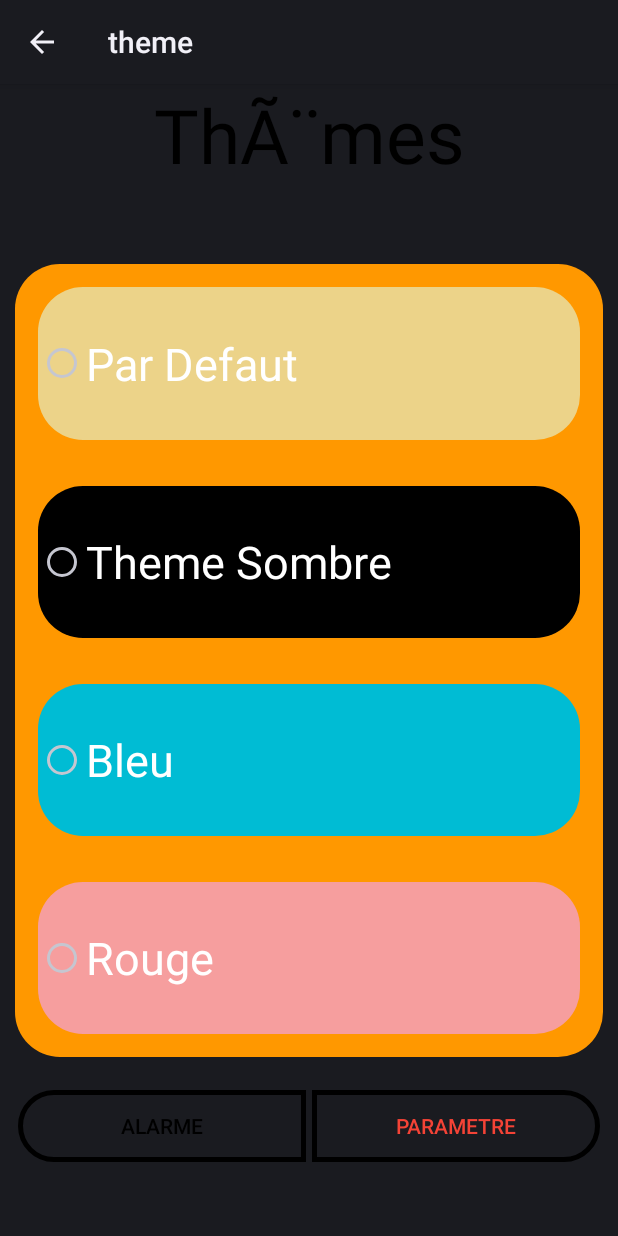
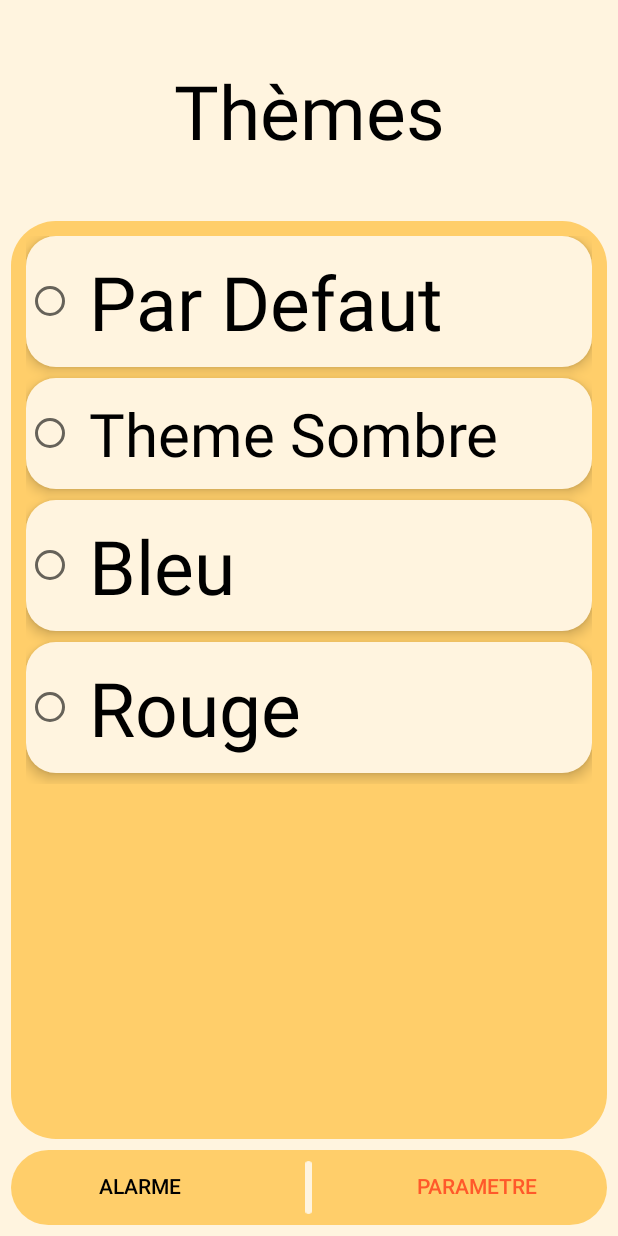
Before and after one commit to MathisDurand/projet_alarme_8INF257, an Android app: the ChangeThemeActivity screen opened directly, with no data from a screen before it, on a phone screen of 412 x 824 dp. Run offline under Robolectric (Android 15) with nearby library versions, the phone set to English and light mode, and no system bars.

Commit message:
Correction erreur xml + changement page thème

```diff
--- a/app/src/main/AndroidManifest.xml
+++ b/app/src/main/AndroidManifest.xml
@@ -24,12 +24,13 @@
         android:icon="@mipmap/ic_launcher"
         android:label="@string/app_name"
         android:roundIcon="@mipmap/ic_launcher_round"
-        android:supportsRtl="true">
+        android:supportsRtl="true"
+        android:theme="@style/Theme.Projet_alarme_8INF257">
         <activity
             android:name=".MainActivity"
             android:label="oui"
             android:exported="true"
-            android:theme="@style/Theme.Projet_Android_8INF257">
+>
             <intent-filter>
                 <action android:name="android.intent.action.MAIN" />
 
--- a/app/src/main/res/layout/changetheme.xml
+++ b/app/src/main/res/layout/changetheme.xml
@@ -7,83 +7,121 @@
         android:id="@+id/BackgroundLL"
         android:layout_width="match_parent"
         android:layout_height="match_parent"
-        android:orientation="vertical">
+        android:orientation="vertical"
+        android:background="@xml/font">
         <TextView
             android:id="@+id/TitleTheme"
             style="@style/TitleTheme"
+            android:text="Thèmes"
+            android:layout_width="match_parent"
+            android:layout_height="wrap_content"
+            android:padding="40dp"
+            android:gravity="center"
+            android:textSize="50dp">
+
+        </TextView>
+        <ScrollView
+            android:layout_width="match_parent"
+            android:layout_height="wrap_content"
+            android:layout_marginHorizontal="7dp"
+            android:layout_marginBottom="7dp"
+            android:layout_weight="2"
+            android:background="@xml/arrondi_principal"
+            android:padding="10dp">
+        <RadioGroup
+            android:id="@+id/RadioGroupTheme"
             android:layout_width="match_parent"
             android:layout_height="match_parent"
-            android:layout_weight="6"
-            android:text="ThÃ¨mes"></TextView>
-        <RadioGroup
-            android:id="@+id/RadioGroupTheme"
-            android:background="@drawable/rounded_borders"
-            style="@style/RadioGroupTheme"
-            android:layout_width="match_parent"
-            android:layout_height="match_parent"
-            android:orientation="vertical"
-            android:layout_weight="2">
+            android:orientation="vertical">
             <RadioButton
                 android:id="@+id/RadioButton1"
-                style="@style/ButtonRadio1"
-                android:background="@drawable/rounded_borders"
+                android:text="Par Defaut"
                 android:layout_width="match_parent"
-                android:layout_height="match_parent"
-                android:layout_weight="1"
-                android:text="Par Defaut"></RadioButton>
+                android:layout_height="wrap_content"
+                android:layout_weight="50"
+                android:textSize="50dip"
+                android:background="@xml/contenu"
+                android:padding="10dp"
+                android:elevation="5dp"
+                android:layout_marginBottom="7dp"></RadioButton>
             <RadioButton
                 android:id="@+id/RadioButton2"
-                style="@style/ButtonRadio2"
-                android:background="@drawable/rounded_borders"
+                android:text="Theme Sombre"
+
                 android:layout_width="match_parent"
-                android:layout_height="match_parent"
-                android:layout_weight="1"
-                android:text="Theme Sombre"></RadioButton>
+                android:layout_height="wrap_content"
+                android:layout_weight="50"
+                android:textSize="40dip"
+                android:background="@xml/contenu"
+                android:padding="10dp"
+                android:elevation="5dp"
+                android:layout_marginBottom="7dp"></RadioButton>
             <RadioButton
                 android:id="@+id/RadioButton3"
-                style="@style/ButtonRadio3"
-                android:background="@drawable/rounded_borders"
+                android:text="Bleu"
                 android:layout_width="match_parent"
-                android:layout_height="match_parent"
-                android:layout_weight="1"
-                android:text="Bleu"></RadioButton>
+                android:layout_height="wrap_content"
+                android:layout_weight="50"
+                android:textSize="50dip"
+                android:background="@xml/contenu"
+                android:padding="10dp"
+                android:elevation="5dp"
+                android:layout_marginBottom="7dp"
+                ></RadioButton>
             <RadioButton
                 android:id="@+id/RadioButton4"
-                style="@style/ButtonRadio4"
-                android:background="@drawable/rounded_borders"
-                android:layout_width="match_parent"
-                android:layout_height="match_parent"
-                android:layout_weight="1"
-                android:text="Rouge"></RadioButton>
-        </RadioGroup>
-
-        <LinearLayout
-            android:id="@+id/ButtonTheme"
-            android:layout_width="match_parent"
-            android:layout_height="match_parent"
-            android:layout_weight="6"
-            android:orientation="horizontal"
-            style="@style/RadioGroupTheme">
-
-            <Button
-                android:id="@+id/ButtonTheme1"
-                style="@style/buttonBottom"
-                android:textColor="@color/black"
-                android:background="@drawable/rounded_border_left"
+                android:text="Rouge"
                 android:layout_width="match_parent"
                 android:layout_height="wrap_content"
-                android:layout_weight="1"
-                android:text="Alarme"></Button>
-
+                android:layout_weight="50"
+                android:textSize="50dip"
+                android:background="@xml/contenu"
+                android:padding="10dp"
+                android:elevation="5dp"
+                android:layout_marginBottom="7dp"></RadioButton>
+        </RadioGroup>
+        </ScrollView>
+        <LinearLayout
+            android:layout_width="match_parent"
+            android:layout_height="50dp"
+            android:background="@xml/menu_arrondi"
+            android:orientation="horizontal"
+            android:layout_marginLeft="7dp"
+            android:layout_marginRight="7dp"
+            android:layout_marginBottom="7dp"
+            android:layout_marginTop="0dp"
+            android:layout_gravity="end"
+            android:paddingTop="0dp"
+            >
             <Button
-                android:id="@+id/ButtonTheme2"
-                style="@style/buttonBottom"
-                android:textColor="#F44336"
-                android:background="@drawable/rounded_border_right"
-                android:layout_width="match_parent"
+                android:layout_width="130dp"
                 android:layout_height="wrap_content"
                 android:layout_weight="1"
-                android:text="Parametre"></Button>
+                android:text="Alarme"
+                android:textColor="#000000"
+                android:onClick="alarme"
+                android:background="#00363636">
+
+            </Button>
+            <ImageView
+                android:layout_width="wrap_content"
+                android:layout_height="wrap_content"
+                android:paddingTop="7dp"
+                android:paddingBottom="7dp"
+                android:src="@drawable/ic_barre_menu"
+                android:layout_weight="1"
+                >
+
+            </ImageView>
+            <Button
+                android:layout_width="130dp"
+                android:layout_height="wrap_content"
+                android:text="Parametre"
+                android:textColor="#FF592A"
+                android:layout_weight="1"
+                android:background="#00363636">
+
+            </Button>
         </LinearLayout>
     </LinearLayout>
 </androidx.constraintlayout.widget.ConstraintLayout>
--- a/app/src/main/res/values-night/themes.xml
+++ b/app/src/main/res/values-night/themes.xml
@@ -1,6 +1,6 @@
 <resources xmlns:tools="http://schemas.android.com/tools">
     <!-- Base application theme. -->
-    <style name="Theme.Projet_alarme_8INF257" parent="Theme.MaterialComponents.DayNight.DarkActionBar">
+    <style name="Theme.Projet_alarme_8INF257" parent="Theme.MaterialComponents.DayNight.NoActionBar">
         <!-- Primary brand color. -->
         <item name="colorPrimary">@color/purple_200</item>
         <item name="colorPrimaryVariant">@color/purple_700</item>
--- a/app/src/main/res/values/themes.xml
+++ b/app/src/main/res/values/themes.xml
@@ -1,6 +1,6 @@
 <resources xmlns:tools="http://schemas.android.com/tools">
     <!-- Base application theme. -->
-    <style name="Theme.Projet_alarme_8INF257" parent="Theme.MaterialComponents.DayNight.DarkActionBar">
+    <style name="Theme.Projet_alarme_8INF257" parent="Theme.MaterialComponents.DayNight.NoActionBar">
         <!-- Primary brand color. -->
         <item name="colorPrimary">@color/purple_500</item>
         <item name="colorPrimaryVariant">@color/purple_700</item>
@@ -14,32 +14,18 @@
         <!-- Customize your theme here. -->
     </style>
 
-    <style name="Theme.Projet_Android_8INF257" parent="Theme.MaterialComponents.DayNight.NoActionBar">
-        <!-- Primary brand color. -->
-        <item name="colorPrimary">@color/theme_default_secondaire</item>
-        <item name="colorPrimaryVariant">@color/theme_default_secondaire</item>
-        <item name="colorOnPrimary">@color/white</item>
-        <!-- Secondary brand color. -->
-        <item name="colorSecondary">@color/teal_200</item>
-        <item name="colorSecondaryVariant">@color/teal_700</item>
-        <item name="colorOnSecondary">@color/black</item>
-        <!-- Status bar color. -->
-        <item name="android:statusBarColor" tools:targetApi="l">?attr/colorPrimaryVariant</item>
-        <!-- Customize your theme here. -->
-
-    </style>
-    <style name="Theme.Projet_Android_8INF257.couleurprimaire" parent="Theme.MaterialComponents.DayNight.NoActionBar">
+    <style name="Theme.Projet_alarme_8INF257.couleurprimaire" parent="Theme.MaterialComponents.DayNight.NoActionBar">
         <item name="android:color">@color/theme_default_principal</item>
     </style>
 
-    <style name="Theme.Projet_Android_8INF257.couleursecondaire" parent="Theme.MaterialComponents.DayNight.NoActionBar">
+    <style name="Theme.Projet_alarme_8INF257.couleursecondaire" parent="Theme.MaterialComponents.DayNight.NoActionBar">
         <item name="android:color">@color/theme_default_secondaire</item>
     </style>
 
-    <style name="Theme.Projet_Android_8INF257.couleurtexte" parent="Theme.MaterialComponents.DayNight.NoActionBar">
+    <style name="Theme.Projet_alarme_8INF257.couleurtexte" parent="Theme.MaterialComponents.DayNight.NoActionBar">
         <item name="android:color">@color/theme_default_texte</item>
     </style>
-<style name="Theme.LanguagePage" parent="Theme.MaterialComponents.DayNight.DarkActionBar">
+<style name="Theme.LanguagePage" parent="Theme.MaterialComponents.DayNight.NoActionBar">
         <!-- Primary brand color. -->
         <item name="colorPrimary">@color/purple_500</item>
         <item name="colorPrimaryVariant">@color/purple_700</item>
--- a/app/src/main/res/xml/arrondi_principal.xml
+++ b/app/src/main/res/xml/arrondi_principal.xml
@@ -1,5 +1,5 @@
 <?xml version="1.0" encoding="utf-8"?>
 <shape xmlns:android="http://schemas.android.com/apk/res/android">
-    <solid android:color="@style/Theme.Projet_Android_8INF257.couleurprimaire" />
+    <solid android:color="#ffce6a" />
     <corners android:radius="30dp" />
 </shape>
--- a/app/src/main/res/xml/boutonplus.xml
+++ b/app/src/main/res/xml/boutonplus.xml
@@ -1,6 +1,6 @@
 <?xml version="1.0" encoding="utf-8"?>
 <shape xmlns:android="http://schemas.android.com/apk/res/android"
     android:shape="rectangle">
-    <solid android:color="@style/Theme.Projet_Android_8INF257.couleursecondaire" />
+    <solid android:color="#ffce6a" />
     <corners android:radius="30dp" />
 </shape>
--- a/app/src/main/res/xml/boutonsave.xml
+++ b/app/src/main/res/xml/boutonsave.xml
@@ -1,6 +1,6 @@
 <?xml version="1.0" encoding="utf-8"?>
 <shape xmlns:android="http://schemas.android.com/apk/res/android"
     android:shape="rectangle">
-    <solid android:color="@style/Theme.Projet_Android_8INF257.couleurtexte" />
+    <solid android:color="#FF842A" />
     <corners android:radius="30dp" />
 </shape>
--- a/app/src/main/res/xml/contenu.xml
+++ b/app/src/main/res/xml/contenu.xml
@@ -1,6 +1,6 @@
 <?xml version="1.0" encoding="utf-8"?>
 <shape xmlns:android="http://schemas.android.com/apk/res/android"
     android:shape="rectangle">
-    <solid android:color="@style/Theme.Projet_Android_8INF257.couleursecondaire" />
+    <solid android:color="#FFF4DF" />
     <corners android:radius="20dp" />
 </shape>
--- a/app/src/main/res/xml/font.xml
+++ b/app/src/main/res/xml/font.xml
@@ -1,5 +1,5 @@
 <?xml version="1.0" encoding="utf-8"?>
 <shape xmlns:android="http://schemas.android.com/apk/res/android"
     android:shape="rectangle">
-    <solid android:color="@style/Theme.Projet_Android_8INF257.couleursecondaire" />
+    <solid android:color="#FFF4DF" />
 </shape>
--- a/app/src/main/res/xml/menu_arrondi.xml
+++ b/app/src/main/res/xml/menu_arrondi.xml
@@ -1,5 +1,5 @@
 <?xml version="1.0" encoding="utf-8"?>
 <shape xmlns:android="http://schemas.android.com/apk/res/android">
-    <solid android:color="@style/Theme.Projet_Android_8INF257.couleurprimaire" />
+    <solid android:color="#ffce6a" />
     <corners android:radius="30dp" />
 </shape>
```
Also changed, not shown: app/src/main/res/layout/activity_main.xml (+40 -39 lines), app/src/main/res/layout/choixsonnerie.xml (+12 -11 lines), app/src/main/res/layout/creeralarme.xml (+14 -13 lines), app/src/main/res/layout/desactivation.xml (+12 -11 lines), app/src/main/res/layout/parametre.xml (+10 -7 lines).
